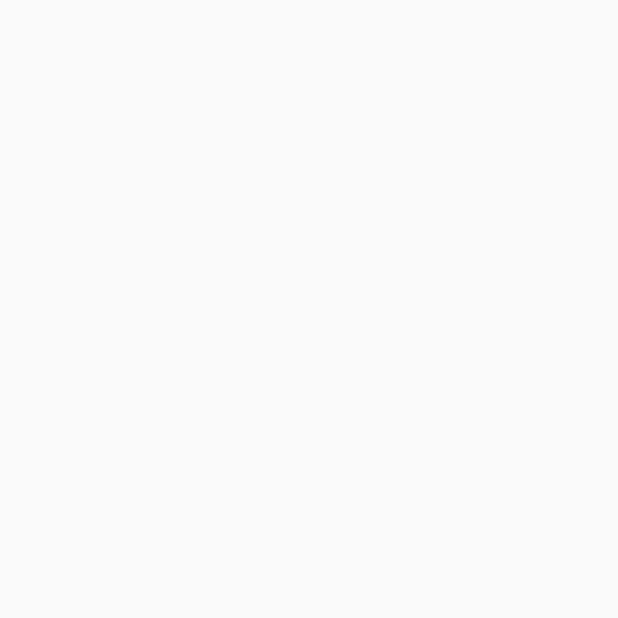
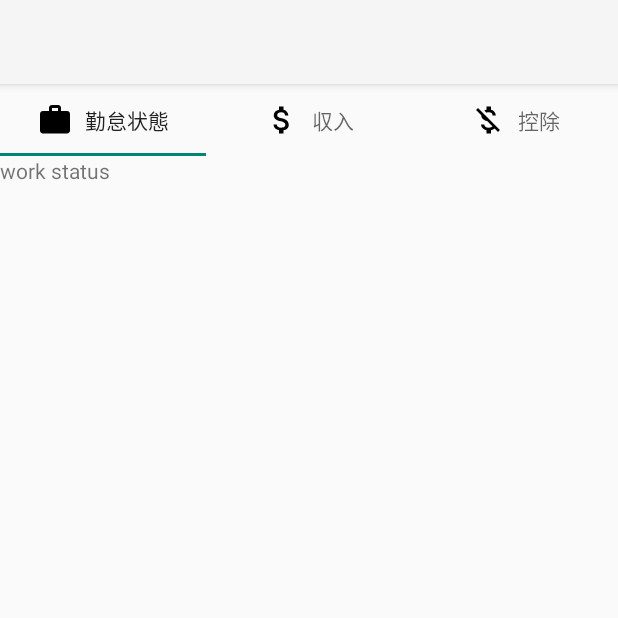
Before and after one commit to karaage-git/workmanagement, an Android app: the SalaryActivity screen opened directly, with no data from a screen before it, on a phone screen of 412 x 824 dp, the top half of it. Before the commit the part shown is empty. Run offline under Robolectric (Android 15) with nearby library versions, the phone set to English and light mode, and no system bars.

Commit message:
[WorkManagement] ・SalaryActivityにタブを追加 ・CheckTargetYearMonthActivityのレイアウトを修正

```diff
--- a/WorkManagement/app/build.gradle
+++ b/WorkManagement/app/build.gradle
@@ -73,6 +73,7 @@ dependencies {
     implementation 'androidx.appcompat:appcompat:1.2.0'
     implementation 'com.google.android.material:material:1.2.1'
     implementation 'androidx.constraintlayout:constraintlayout:2.0.4'
+    implementation 'androidx.legacy:legacy-support-v4:1.0.0'
     testImplementation 'junit:junit:4.13.1'
     androidTestImplementation 'androidx.test.ext:junit:1.1.2'
     androidTestImplementation 'androidx.test.espresso:espresso-core:3.3.0'
@@ -83,4 +84,6 @@ dependencies {
     implementation "androidx.room:room-ktx:$room_version"
     kapt "androidx.room:room-compiler:$room_version"
 
+    // Material Design
+    implementation 'com.google.android.material:material:1.2.1'
 }
--- a/WorkManagement/app/src/main/java/com/karaageumai/workmanagement/view/resister/salary/SalaryActivity.kt
+++ b/WorkManagement/app/src/main/java/com/karaageumai/workmanagement/view/resister/salary/SalaryActivity.kt
@@ -2,11 +2,86 @@ package com.karaageumai.workmanagement.view.resister.salary
 
 import androidx.appcompat.app.AppCompatActivity
 import android.os.Bundle
+import androidx.core.content.ContextCompat
+import androidx.fragment.app.Fragment
+import androidx.viewpager2.adapter.FragmentStateAdapter
+import androidx.viewpager2.widget.ViewPager2
+import com.google.android.material.tabs.TabLayout
+import com.google.android.material.tabs.TabLayoutMediator
 import com.karaageumai.workmanagement.R
 
 class SalaryActivity : AppCompatActivity() {
+
+    companion object {
+        private const val NUM_PAGES = 3
+        private const val PAGE_OF_WORK_STATUS = 0
+        private const val PAGE_OF_INCOME = 1
+        private const val PAGE_OF_DEDUCTION = 2
+    }
+
+    lateinit var mViewPager: ViewPager2
+
     override fun onCreate(savedInstanceState: Bundle?) {
         super.onCreate(savedInstanceState)
         setContentView(R.layout.activity_salary)
+
+        mViewPager = findViewById(R.id.view_pager)
+
+        val pagerAdapter = ScreenSlidePagerAdapter(this)
+        mViewPager.adapter = pagerAdapter
+
+        val tabLayout: TabLayout = findViewById(R.id.tab_layout)
+        TabLayoutMediator(tabLayout, mViewPager) { tab, position ->
+            when(position) {
+                PAGE_OF_WORK_STATUS -> {
+                    tab.text = getString(R.string.tab_work)
+                    tab.icon = ContextCompat.getDrawable(this, R.drawable.ic_baseline_work_24)
+                }
+                PAGE_OF_INCOME -> {
+                    tab.text = getString(R.string.tab_income)
+                    tab.icon = ContextCompat.getDrawable(this, R.drawable.ic_baseline_attach_money_24)
+                }
+                PAGE_OF_DEDUCTION -> {
+                    tab.text = getString(R.string.tab_deduction)
+                    tab.icon = ContextCompat.getDrawable(this, R.drawable.ic_baseline_money_off_24)
+                }
+            }
+
+        }.attach()
+
+
+    }
+
+
+
+
+
+    private inner class ScreenSlidePagerAdapter(mActivity: AppCompatActivity) : FragmentStateAdapter(mActivity) {
+        override fun getItemCount(): Int {
+            return NUM_PAGES
+        }
+
+        override fun createFragment(position: Int): Fragment {
+
+            when(position) {
+                PAGE_OF_WORK_STATUS -> {
+                    return WorkStatusInputFragment()
+                }
+
+                PAGE_OF_INCOME -> {
+                    return IncomeInputFragment()
+                }
+
+                PAGE_OF_DEDUCTION -> {
+                    return DeductionInputFragment()
+                }
+
+                else -> {
+                    return WorkStatusInputFragment()
+                }
+            }
+
+        }
+
     }
 }
--- /dev/null
+++ b/WorkManagement/app/src/main/java/com/karaageumai/workmanagement/view/resister/salary/WorkStatusInputFragment.kt
@@ -0,0 +1,62 @@
+package com.karaageumai.workmanagement.view.resister.salary
+
+import android.os.Bundle
+import androidx.fragment.app.Fragment
+import android.view.LayoutInflater
+import android.view.View
+import android.view.ViewGroup
+import com.google.android.material.tabs.TabLayout
+import com.google.android.material.tabs.TabLayoutMediator
+import com.karaageumai.workmanagement.R
+
+// TODO: Rename parameter arguments, choose names that match
+// the fragment initialization parameters, e.g. ARG_ITEM_NUMBER
+private const val ARG_PARAM1 = "param1"
+private const val ARG_PARAM2 = "param2"
+
+/**
+ * A simple [Fragment] subclass.
+ * Use the [WorkStatusInputFragment.newInstance] factory method to
+ * create an instance of this fragment.
+ */
+class WorkStatusInputFragment : Fragment() {
+    // TODO: Rename and change types of parameters
+    private var param1: String? = null
+    private var param2: String? = null
+
+    override fun onCreate(savedInstanceState: Bundle?) {
+        super.onCreate(savedInstanceState)
+        arguments?.let {
+            param1 = it.getString(ARG_PARAM1)
+            param2 = it.getString(ARG_PARAM2)
+        }
+    }
+
+    override fun onCreateView(
+        inflater: LayoutInflater, container: ViewGroup?,
+        savedInstanceState: Bundle?
+    ): View? {
+        // Inflate the layout for this fragment
+        return inflater.inflate(R.layout.fragment_work_status_input, container, false)
+    }
+
+    companion object {
+        /**
+         * Use this factory method to create a new instance of
+         * this fragment using the provided parameters.
+         *
+         * @param param1 Parameter 1.
+         * @param param2 Parameter 2.
+         * @return A new instance of fragment WorkStatusInputFragment.
+         */
+        // TODO: Rename and change types and number of parameters
+        @JvmStatic
+        fun newInstance(param1: String, param2: String) =
+            WorkStatusInputFragment().apply {
+                arguments = Bundle().apply {
+                    putString(ARG_PARAM1, param1)
+                    putString(ARG_PARAM2, param2)
+                }
+            }
+    }
+}
--- /dev/null
+++ b/WorkManagement/app/src/main/res/drawable/ic_baseline_attach_money_24.xml
@@ -0,0 +1,10 @@
+<vector xmlns:android="http://schemas.android.com/apk/res/android"
+    android:width="24dp"
+    android:height="24dp"
+    android:viewportWidth="24"
+    android:viewportHeight="24"
+    android:tint="?attr/colorControlNormal">
+  <path
+      android:fillColor="@android:color/white"
+      android:pathData="M11.8,10.9c-2.27,-0.59 -3,-1.2 -3,-2.15 0,-1.09 1.01,-1.85 2.7,-1.85 1.78,0 2.44,0.85 2.5,2.1h2.21c-0.07,-1.72 -1.12,-3.3 -3.21,-3.81V3h-3v2.16c-1.94,0.42 -3.5,1.68 -3.5,3.61 0,2.31 1.91,3.46 4.7,4.13 2.5,0.6 3,1.48 3,2.41 0,0.69 -0.49,1.79 -2.7,1.79 -2.06,0 -2.87,-0.92 -2.98,-2.1h-2.2c0.12,2.19 1.76,3.42 3.68,3.83V21h3v-2.15c1.95,-0.37 3.5,-1.5 3.5,-3.55 0,-2.84 -2.43,-3.81 -4.7,-4.4z"/>
+</vector>
--- /dev/null
+++ b/WorkManagement/app/src/main/res/drawable/ic_baseline_money_off_24.xml
@@ -0,0 +1,10 @@
+<vector xmlns:android="http://schemas.android.com/apk/res/android"
+    android:width="24dp"
+    android:height="24dp"
+    android:viewportWidth="24"
+    android:viewportHeight="24"
+    android:tint="?attr/colorControlNormal">
+  <path
+      android:fillColor="@android:color/white"
+      android:pathData="M12.5,6.9c1.78,0 2.44,0.85 2.5,2.1h2.21c-0.07,-1.72 -1.12,-3.3 -3.21,-3.81V3h-3v2.16c-0.53,0.12 -1.03,0.3 -1.48,0.54l1.47,1.47c0.41,-0.17 0.91,-0.27 1.51,-0.27zM5.33,4.06L4.06,5.33 7.5,8.77c0,2.08 1.56,3.21 3.91,3.91l3.51,3.51c-0.34,0.48 -1.05,0.91 -2.42,0.91 -2.06,0 -2.87,-0.92 -2.98,-2.1h-2.2c0.12,2.19 1.76,3.42 3.68,3.83V21h3v-2.15c0.96,-0.18 1.82,-0.55 2.45,-1.12l2.22,2.22 1.27,-1.27L5.33,4.06z"/>
+</vector>
--- /dev/null
+++ b/WorkManagement/app/src/main/res/drawable/ic_baseline_work_24.xml
@@ -0,0 +1,10 @@
+<vector xmlns:android="http://schemas.android.com/apk/res/android"
+    android:width="24dp"
+    android:height="24dp"
+    android:viewportWidth="24"
+    android:viewportHeight="24"
+    android:tint="?attr/colorControlNormal">
+  <path
+      android:fillColor="@android:color/white"
+      android:pathData="M20,6h-4L16,4c0,-1.11 -0.89,-2 -2,-2h-4c-1.11,0 -2,0.89 -2,2v2L4,6c-1.11,0 -1.99,0.89 -1.99,2L2,19c0,1.11 0.89,2 2,2h16c1.11,0 2,-0.89 2,-2L22,8c0,-1.11 -0.89,-2 -2,-2zM14,6h-4L10,4h4v2z"/>
+</vector>
--- a/WorkManagement/app/src/main/res/layout/activity_salary.xml
+++ b/WorkManagement/app/src/main/res/layout/activity_salary.xml
@@ -1,9 +1,51 @@
 <?xml version="1.0" encoding="utf-8"?>
-<androidx.constraintlayout.widget.ConstraintLayout xmlns:android="http://schemas.android.com/apk/res/android"
+<LinearLayout
+    xmlns:android="http://schemas.android.com/apk/res/android"
     xmlns:app="http://schemas.android.com/apk/res-auto"
     xmlns:tools="http://schemas.android.com/tools"
     android:layout_width="match_parent"
     android:layout_height="match_parent"
-    tools:context=".view.resister.salary.SalaryActivity">
+    tools:context=".view.resister.salary.SalaryActivity"
+    android:orientation="vertical">
 
-</androidx.constraintlayout.widget.ConstraintLayout>
+    <androidx.appcompat.widget.Toolbar
+        android:id="@+id/toolbar"
+        style="@style/MyToolBar"
+        tools:ignore="MissingConstraints" />
+
+    <com.google.android.material.tabs.TabLayout
+        android:id="@+id/tab_layout"
+        android:layout_width="match_parent"
+        android:layout_height="wrap_content"
+        app:tabMode="fixed"
+        app:tabInlineLabel="true"
+        app:tabIconTint="@color/black">
+
+        <com.google.android.material.tabs.TabItem
+            android:layout_width="wrap_content"
+            android:layout_height="wrap_content"
+            android:text="@string/tab_work"
+            android:icon="@drawable/ic_baseline_work_24" />
+
+        <com.google.android.material.tabs.TabItem
+            android:layout_width="wrap_content"
+            android:layout_height="wrap_content"
+            android:text="@string/tab_income"
+            android:icon="@drawable/ic_baseline_attach_money_24" />
+
+        <com.google.android.material.tabs.TabItem
+            android:layout_width="wrap_content"
+            android:layout_height="wrap_content"
+            android:text="@string/tab_deduction"
+            android:icon="@drawable/ic_baseline_money_off_24" />
+
+    </com.google.android.material.tabs.TabLayout>
+
+
+    <androidx.viewpager2.widget.ViewPager2
+        android:id="@+id/view_pager"
+        android:layout_width="match_parent"
+        android:layout_height="match_parent"/>
+
+
+</LinearLayout>
--- /dev/null
+++ b/WorkManagement/app/src/main/res/layout/fragment_work_status_input.xml
@@ -0,0 +1,14 @@
+<?xml version="1.0" encoding="utf-8"?>
+<FrameLayout xmlns:android="http://schemas.android.com/apk/res/android"
+    xmlns:tools="http://schemas.android.com/tools"
+    android:layout_width="match_parent"
+    android:layout_height="match_parent"
+    tools:context=".view.resister.salary.WorkStatusInputFragment">
+
+    <!-- TODO: Update blank fragment layout -->
+    <TextView
+        android:layout_width="match_parent"
+        android:layout_height="match_parent"
+        android:text="work status" />
+
+</FrameLayout>
--- a/WorkManagement/app/src/main/res/values/strings.xml
+++ b/WorkManagement/app/src/main/res/values/strings.xml
@@ -33,6 +33,11 @@
     </string>
     <string name="label_resister_normal_example">(例)202001</string>
 
+    <!--  Salary  -->
+    <string name="tab_work">勤怠状態</string>
+    <string name="tab_income">収入</string>
+    <string name="tab_deduction">控除</string>
+
     <!--  カレンダーUtil  -->
     <string name="check_yyyymm_result_ng_illegal">
         入力形式が正しくありません。\n
@@ -47,5 +52,7 @@
         過去に入力したデータがあります。\n
         データの修正を行うことができます。
     </string>
+    <!-- TODO: Remove or change this placeholder text -->
+    <string name="hello_blank_fragment">Hello blank fragment</string>
 
 </resources>
```
Also changed, not shown: WorkManagement/app/src/main/java/com/karaageumai/workmanagement/view/resister/salary/CheckTargetYearMonthActivity.kt (+4 -4 lines), WorkManagement/app/src/main/java/com/karaageumai/workmanagement/view/resister/salary/DeductionInputFragment.kt (added, +60 -0 lines), WorkManagement/app/src/main/java/com/karaageumai/workmanagement/view/resister/salary/IncomeInputFragment.kt (added, +60 -0 lines), WorkManagement/app/src/main/res/layout/activity_check_target_year_month_menu.xml (+16 -34 lines), WorkManagement/app/src/main/res/layout/fragment_deduction_input.xml (added, +14 -0 lines), WorkManagement/app/src/main/res/layout/fragment_income_input.xml (added, +14 -0 lines).
